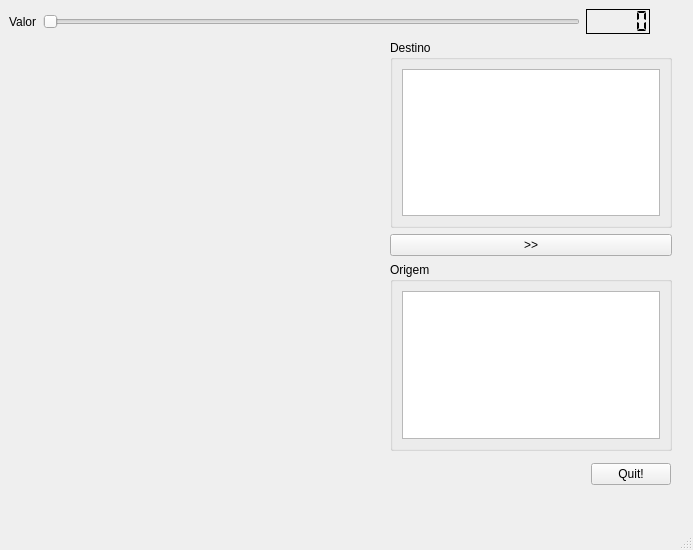
Before: the Qt Designer form helloqt/mainwindow.ui in agostinhobritojr/dca3303, drawn with Qt 5.
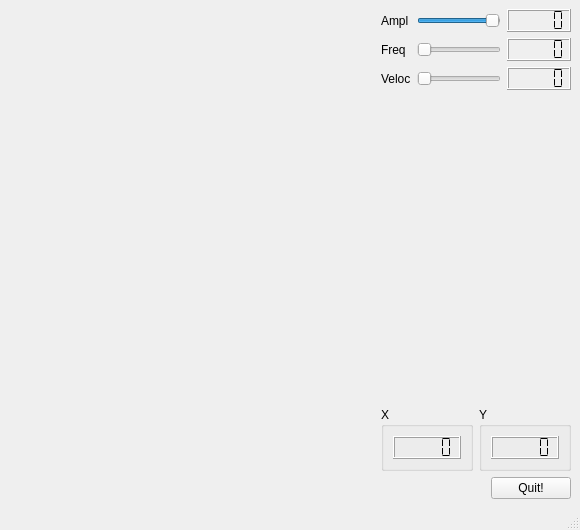
After: the same form once the commit is applied. Custom widgets are drawn as their Qt base class.

What changed in the file:
```diff
--- a/helloqt/mainwindow.ui
+++ b/helloqt/mainwindow.ui
@@ -6,115 +6,156 @@
    <rect>
     <x>0</x>
     <y>0</y>
-    <width>693</width>
-    <height>550</height>
+    <width>580</width>
+    <height>530</height>
    </rect>
   </property>
   <property name="windowTitle">
    <string>MainWindow</string>
   </property>
   <widget class="QWidget" name="centralwidget">
-   <widget class="Plotter" name="widget" native="true">
-    <property name="geometry">
-     <rect>
-      <x>20</x>
-      <y>50</y>
-      <width>351</width>
-      <height>391</height>
-     </rect>
-    </property>
-   </widget>
-   <widget class="QWidget" name="">
-    <property name="geometry">
-     <rect>
-      <x>9</x>
-      <y>9</y>
-      <width>641</width>
-      <height>25</height>
-     </rect>
-    </property>
-    <layout class="QHBoxLayout" name="horizontalLayout">
+   <layout class="QVBoxLayout" name="verticalLayout_2">
      <item>
+     <layout class="QHBoxLayout" name="horizontalLayout_6" stretch="100,0">
+      <item>
+       <layout class="QHBoxLayout" name="horizontalLayout" stretch="0">
+        <item>
+         <widget class="Plotter" name="widgetPlotter" native="true"/>
+        </item>
+       </layout>
+      </item>
+      <item>
+       <layout class="QVBoxLayout" name="verticalLayout">
+        <item>
+         <layout class="QGridLayout" name="gridLayout">
+          <item row="0" column="0">
       <widget class="QLabel" name="label">
        <property name="text">
-        <string>Valor</string>
+             <string>Ampl</string>
        </property>
       </widget>
      </item>
-     <item>
-      <widget class="QSlider" name="horizontalSlider">
+          <item row="0" column="1">
+           <widget class="QSlider" name="horizontalSliderAmpl">
        <property name="maximum">
-        <number>300</number>
+             <number>100</number>
+            </property>
+            <property name="value">
+             <number>99</number>
        </property>
        <property name="orientation">
         <enum>Qt::Orientation::Horizontal</enum>
        </property>
       </widget>
      </item>
-     <item>
+          <item row="0" column="2">
       <widget class="QLCDNumber" name="lcdNumber">
-       <property name="frameShadow">
-        <enum>QFrame::Shadow::Plain</enum>
-       </property>
        <property name="segmentStyle">
         <enum>QLCDNumber::SegmentStyle::Flat</enum>
        </property>
       </widget>
      </item>
-    </layout>
-   </widget>
-   <widget class="QWidget" name="">
-    <property name="geometry">
-     <rect>
-      <x>390</x>
-      <y>40</y>
-      <width>282</width>
-      <height>411</height>
-     </rect>
-    </property>
-    <layout class="QVBoxLayout" name="verticalLayout">
-     <item>
-      <widget class="QGroupBox" name="groupBox_2">
-       <property name="title">
-        <string>Destino</string>
-       </property>
-       <layout class="QHBoxLayout" name="horizontalLayout_3">
-        <item>
-         <widget class="QPlainTextEdit" name="plainTextEditDestino"/>
-        </item>
-       </layout>
-      </widget>
-     </item>
-     <item>
-      <widget class="QPushButton" name="pushButtonCopiar">
+          <item row="1" column="0">
+           <widget class="QLabel" name="label_2">
+            <property name="text">
+             <string>Freq</string>
+            </property>
+           </widget>
+          </item>
+          <item row="1" column="1">
+           <widget class="QSlider" name="horizontalSliderFreq">
+            <property name="minimum">
+             <number>1</number>
+            </property>
+            <property name="orientation">
+             <enum>Qt::Orientation::Horizontal</enum>
+            </property>
+           </widget>
+          </item>
+          <item row="1" column="2">
+           <widget class="QLCDNumber" name="lcdNumber_2">
+            <property name="segmentStyle">
+             <enum>QLCDNumber::SegmentStyle::Flat</enum>
+            </property>
+           </widget>
+          </item>
+          <item row="2" column="0">
+           <widget class="QLabel" name="label_3">
        <property name="text">
-        <string>&gt;&gt;</string>
+             <string>Veloc</string>
        </property>
       </widget>
      </item>
+          <item row="2" column="1">
+           <widget class="QSlider" name="horizontalSliderVeloc">
+            <property name="orientation">
+             <enum>Qt::Orientation::Horizontal</enum>
+            </property>
+           </widget>
+          </item>
+          <item row="2" column="2">
+           <widget class="QLCDNumber" name="lcdNumber_3">
+            <property name="segmentStyle">
+             <enum>QLCDNumber::SegmentStyle::Flat</enum>
+            </property>
+           </widget>
+          </item>
+         </layout>
+        </item>
+        <item>
+         <spacer name="verticalSpacer">
+          <property name="orientation">
+           <enum>Qt::Orientation::Vertical</enum>
+          </property>
+          <property name="sizeHint" stdset="0">
+           <size>
+            <width>20</width>
+            <height>40</height>
+           </size>
+          </property>
+         </spacer>
+        </item>
+        <item>
+         <layout class="QHBoxLayout" name="horizontalLayout_4">
      <item>
       <widget class="QGroupBox" name="groupBox">
        <property name="title">
-        <string>Origem</string>
+             <string>X</string>
        </property>
        <layout class="QHBoxLayout" name="horizontalLayout_2">
         <item>
-         <widget class="QPlainTextEdit" name="plainTextEditOrigem"/>
+              <widget class="QLCDNumber" name="lcdNumberX">
+               <property name="segmentStyle">
+                <enum>QLCDNumber::SegmentStyle::Flat</enum>
+               </property>
+              </widget>
         </item>
        </layout>
       </widget>
      </item>
-    </layout>
-   </widget>
-   <widget class="QWidget" name="">
-    <property name="geometry">
-     <rect>
-      <x>10</x>
-      <y>460</y>
-      <width>661</width>
-      <height>28</height>
-     </rect>
-    </property>
+          <item>
+           <widget class="QGroupBox" name="groupBox_2">
+            <property name="title">
+             <string>Y</string>
+            </property>
+            <layout class="QHBoxLayout" name="horizontalLayout_3">
+             <item>
+              <widget class="QLCDNumber" name="lcdNumberY">
+               <property name="segmentStyle">
+                <enum>QLCDNumber::SegmentStyle::Flat</enum>
+               </property>
+              </widget>
+             </item>
+            </layout>
+           </widget>
+          </item>
+         </layout>
+        </item>
+       </layout>
+      </item>
+     </layout>
+    </item>
+    <item>
     <layout class="QHBoxLayout" name="horizontalLayout_5">
      <item>
       <spacer name="horizontalSpacer">
@@ -137,7 +178,8 @@
       </widget>
      </item>
     </layout>
-   </widget>
+    </item>
+   </layout>
   </widget>
   <widget class="QMenuBar" name="menubar">
    <property name="geometry">
```
Left out of the diff: 70 changed lines with no effect on the pictures. Lines whose indentation alone changed are shown as unchanged.
